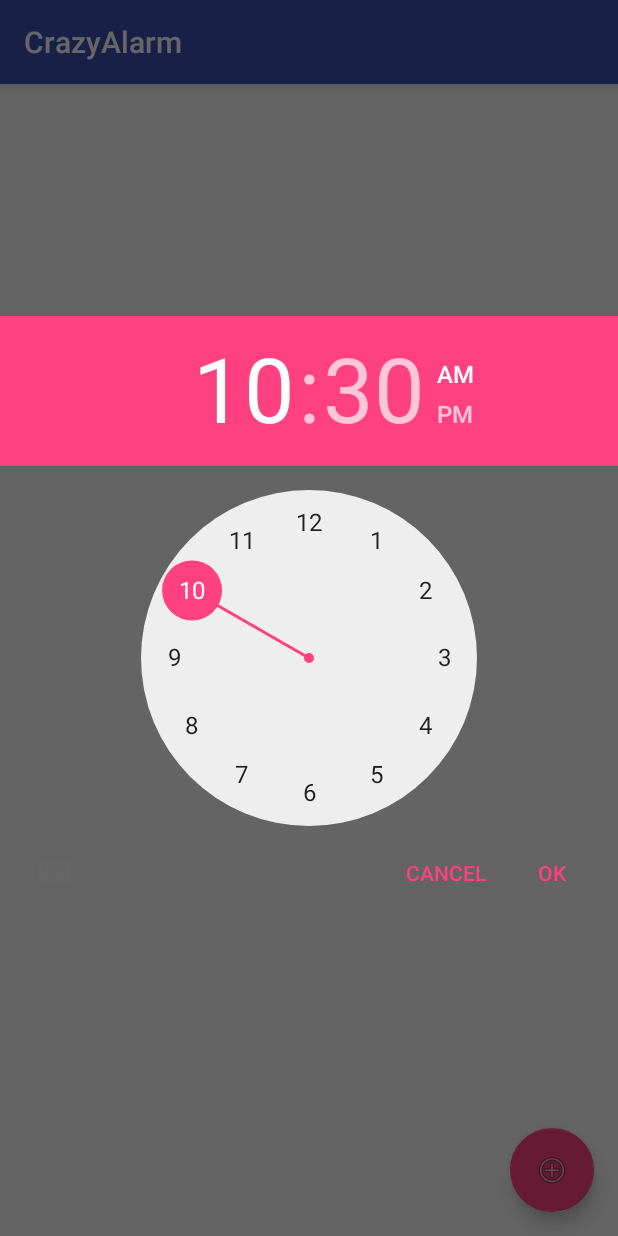
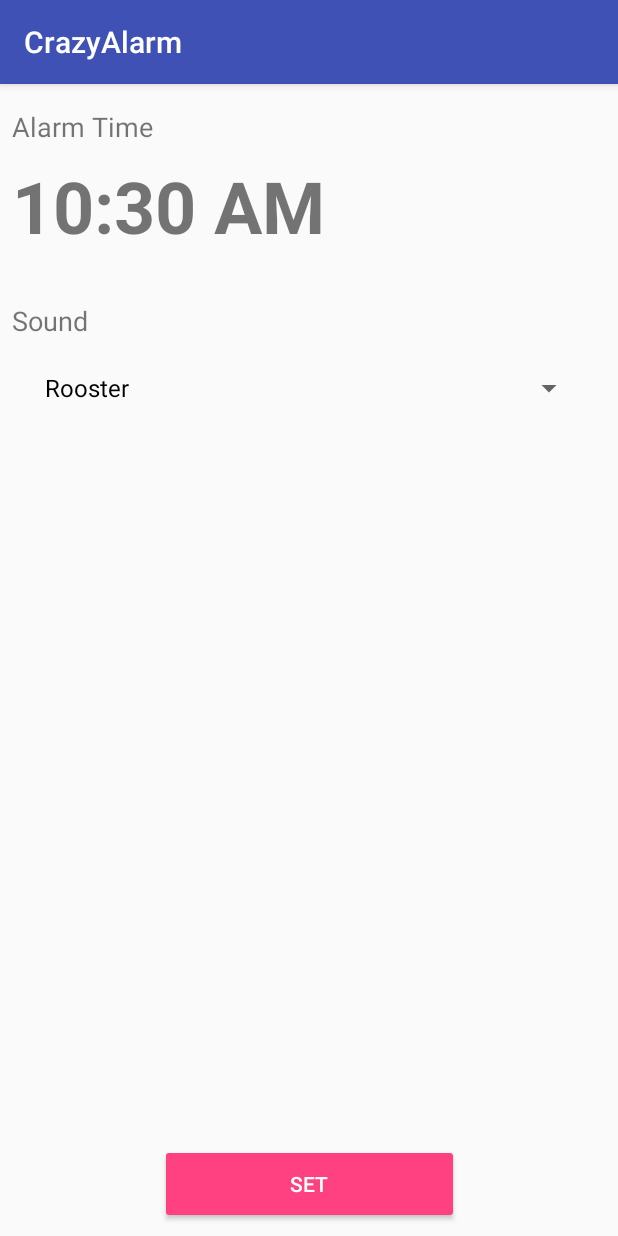
Before and after one commit to n256Coding/CrazyAlarm, an Android app: the screen it shows after launch (MainActivity before the commit, AlarmEditorActivity after it), after a tap on an icon or button, on a phone screen of 412 x 824 dp. Run offline under Robolectric (Android 15) with nearby library versions, the phone set to English and light mode, and no system bars.

Commit message:
Bug fixes and feature improvements

```diff
--- a/app/build.gradle
+++ b/app/build.gradle
@@ -23,9 +23,9 @@ dependencies {
     implementation 'com.android.support:appcompat-v7:26.1.0'
     implementation 'com.android.support.constraint:constraint-layout:1.0.2'
     implementation 'com.android.support:support-v4:26.1.0'
+    implementation 'com.android.support:recyclerview-v7:26.1.0'
+    implementation 'com.android.support:design:26.1.0'
     testImplementation 'junit:junit:4.12'
     androidTestImplementation 'com.android.support.test:runner:1.0.1'
     androidTestImplementation 'com.android.support.test.espresso:espresso-core:3.0.1'
-    implementation 'com.android.support:recyclerview-v7:26.1.0'
-    implementation 'com.android.support:design:26.1.0'
 }
--- /dev/null
+++ b/app/src/main/java/com/n256coding/crazyalarm/AlarmEditorActivity.java
@@ -0,0 +1,99 @@
+package com.n256coding.crazyalarm;
+
+import android.app.TimePickerDialog;
+import android.support.v7.app.AppCompatActivity;
+import android.os.Bundle;
+import android.view.View;
+import android.widget.AdapterView;
+import android.widget.ArrayAdapter;
+import android.widget.Button;
+import android.widget.Spinner;
+import android.widget.SpinnerAdapter;
+import android.widget.TextView;
+import android.widget.TimePicker;
+import android.widget.Toast;
+
+import com.n256coding.crazyalarm.callbacks.AlarmListChangeListener;
+import com.n256coding.crazyalarm.helper.DateEx;
+import com.n256coding.crazyalarm.model.Alarm;
+
+import java.util.ArrayList;
+import java.util.Date;
+import java.util.List;
+
+public class AlarmEditorActivity extends AppCompatActivity implements
+        View.OnClickListener, AdapterView.OnItemSelectedListener{
+    TextView txtAlarmTime;
+    Spinner spinnerSounds;
+    Button btnAddAlarm;
+    private Alarm alarm;
+    private final List<String> spinnerItems = new ArrayList<>(2);
+    private int oldAlarmId = -1;
+
+    @Override
+    protected void onCreate(Bundle savedInstanceState) {
+        super.onCreate(savedInstanceState);
+        setContentView(R.layout.activity_alarm_editor);
+
+        txtAlarmTime = findViewById(R.id.txtAlarmTime);
+        spinnerSounds = findViewById(R.id.spinnerAlarmSounds);
+        btnAddAlarm = findViewById(R.id.btnAddAlarm);
+
+        txtAlarmTime.setOnClickListener(this);
+        spinnerItems.add("Rooster");
+        spinnerItems.add("Siren");
+
+        SpinnerAdapter spinnerAdapter = new ArrayAdapter<String>(AlarmEditorActivity.this, android.R.layout.simple_spinner_dropdown_item, spinnerItems);
+        spinnerSounds.setAdapter(spinnerAdapter);
+        spinnerSounds.setOnItemSelectedListener(this);
+
+        if(getIntent().hasExtra("oldAlarmId")){
+            oldAlarmId = getIntent().getIntExtra("oldAlarmId", -1);
+            alarm = Alarm.getAlarmById(getApplicationContext(), oldAlarmId);
+            spinnerSounds.setSelection(alarm.getAlarmId());
+            txtAlarmTime.setText(DateEx.getTimeString(alarm.getAlarmTime()));
+        }else{
+            alarm = new Alarm();
+            alarm.setAlarmStatus(Alarm.ENABLED);
+            txtAlarmTime.setText(DateEx.getTimeString(new Date()));
+        }
+    }
+
+    @Override
+    public void onClick(View view) {
+        TimePickerDialog timePickerDialog = new TimePickerDialog(AlarmEditorActivity.this,
+                new TimePickerDialog.OnTimeSetListener() {
+                    @Override
+                    public void onTimeSet(TimePicker timePicker, int i, int i1) {
+                        txtAlarmTime.setText(DateEx.getTimeString(DateEx.getAlarmDateOf(i, i1)));
+                        alarm.setAlarmTime(DateEx.getAlarmDateOf(i, i1));
+                    }
+                }, DateEx.getCurrentHourOfDay(),
+                DateEx.getCurrentMinute(),
+                false);
+        timePickerDialog.show();
+    }
+
+    @Override
+    public void onItemSelected(AdapterView<?> adapterView, View view, int i, long l) {
+        alarm.setAlarmSound(spinnerItems.get(i));
+    }
+
+    @Override
+    public void onNothingSelected(AdapterView<?> adapterView) {
+
+    }
+
+    public void commitAlarm(View view){
+        if(this.alarm.getAlarmId() == -1){
+            if(Alarm.addAlarm(getApplicationContext(), this.alarm)) {
+                Toast.makeText(AlarmEditorActivity.this, "Alarm placed", Toast.LENGTH_LONG).show();
+            }
+        }
+        else{
+            if(Alarm.changeAlarm(getApplicationContext(), this.alarm, this.oldAlarmId)){
+                Toast.makeText(AlarmEditorActivity.this, "Alarm updated", Toast.LENGTH_LONG).show();
+            }
+        }
+    }
+}
--- a/app/src/main/java/com/n256coding/crazyalarm/MainActivity.java
+++ b/app/src/main/java/com/n256coding/crazyalarm/MainActivity.java
@@ -1,6 +1,7 @@
 package com.n256coding.crazyalarm;
 
 import android.app.TimePickerDialog;
+import android.content.Intent;
 import android.graphics.Color;
 import android.graphics.drawable.ColorDrawable;
 import android.media.MediaPlayer;
@@ -19,6 +20,7 @@ import android.widget.TimePicker;
 import android.widget.Toast;
 
 import com.n256coding.crazyalarm.adapters.CustomAdapter;
+import com.n256coding.crazyalarm.callbacks.AlarmListChangeListener;
 import com.n256coding.crazyalarm.helper.AlarmActivator;
 import com.n256coding.crazyalarm.helper.DateEx;
 import com.n256coding.crazyalarm.model.Alarm;
@@ -28,10 +30,11 @@ import java.util.ArrayList;
 import java.util.Calendar;
 import java.util.List;
 
-public class MainActivity extends AppCompatActivity {
+public class MainActivity extends AppCompatActivity implements AlarmListChangeListener{
     RecyclerView lvAlarmList;
     FloatingActionButton fabAddAlarm;
     private static final String TAG = "MainActivity";
+    private CustomAdapter customAdapter;
 
     @Override
     protected void onCreate(Bundle savedInstanceState) {
@@ -41,7 +44,6 @@ public class MainActivity extends AppCompatActivity {
         lvAlarmList = findViewById(R.id.lv_alarmList);
         fabAddAlarm = findViewById(R.id.fab_addAlarm);
 
-
         List<Alarm> alarmList = new ArrayList<>();
         try {
             alarmList = Alarm.getAllAlarms(getApplicationContext());
@@ -49,36 +51,48 @@ public class MainActivity extends AppCompatActivity {
             Log.e(TAG, "Error while date parsing", e);
         }
 
-        final CustomAdapter customAdapter = new CustomAdapter(alarmList);
+        customAdapter = new CustomAdapter(alarmList);
         lvAlarmList.setAdapter(customAdapter);
         lvAlarmList.setLayoutManager(new LinearLayoutManager(MainActivity.this.getApplicationContext()));
 
         fabAddAlarm.setOnClickListener(new View.OnClickListener() {
             @Override
             public void onClick(View view) {
-                TimePickerDialog timePickerDialog = new TimePickerDialog(MainActivity.this,
-                        new TimePickerDialog.OnTimeSetListener() {
-                            @Override
-                            public void onTimeSet(TimePicker timePicker, int i, int i1) {
-                                Alarm alarm = new Alarm(DateEx.getAlarmDateOf(i, i1), "", "");
-                                if(Alarm.addAlarm(getApplicationContext(), alarm)){
-                                    try {
-                                        customAdapter.setAlarmList(Alarm.getAllAlarms(timePicker.getContext()));
-                                    } catch (ParseException e) {
-                                        Log.i(TAG, "Error while date parsing", e);
-                                    }
-                                    customAdapter.notifyDataSetChanged();
-                                    customAdapter.notifyItemInserted(customAdapter.getItemCount());
-                                    Toast.makeText(MainActivity.this, "Alarm placed", Toast.LENGTH_LONG).show();
-                                }
-                            }
-                        },
-                        DateEx.getCurrentHourOfDay(),
-                        DateEx.getCurrentMinute(),
-                        false);
-                timePickerDialog.getWindow().setBackgroundDrawable(new ColorDrawable(Color.TRANSPARENT));
-                timePickerDialog.show();
+                Intent intent = new Intent(MainActivity.this, AlarmEditorActivity.class);
+                startActivity(intent);
+//                TimePickerDialog timePickerDialog = new TimePickerDialog(MainActivity.this,
+//                        new TimePickerDialog.OnTimeSetListener() {
+//                            @Override
+//                            public void onTimeSet(TimePicker timePicker, int i, int i1) {
+//                                Alarm alarm = new Alarm(DateEx.getAlarmDateOf(i, i1), "", "");
+//                                if(Alarm.addAlarm(getApplicationContext(), alarm)){
+//                                    alarmListInserted(alarm, customAdapter.getItemCount());
+//                                    Toast.makeText(MainActivity.this, "Alarm placed", Toast.LENGTH_LONG).show();
+//                                }
+//                            }
+//                        },
+//                        DateEx.getCurrentHourOfDay(),
+//                        DateEx.getCurrentMinute(),
+//                        false);
+//                timePickerDialog.show();
             }
         });
     }
+
+    @Override
+    public void alarmListInserted(Alarm alarm) {
+        customAdapter.addItemToList(alarm);
+        customAdapter.notifyDataSetChanged();
+    }
+
+    @Override
+    protected void onResume() {
+        super.onResume();
+        try {
+            customAdapter.setAlarmList(Alarm.getAllAlarms(getApplicationContext()));
+            customAdapter.notifyDataSetChanged();
+        } catch (ParseException e) {
+            Log.e(TAG, "Error while parsing time", e);
+        }
+    }
 }
--- /dev/null
+++ b/app/src/main/java/com/n256coding/crazyalarm/callbacks/AlarmListChangeListener.java
@@ -0,0 +1,8 @@
+package com.n256coding.crazyalarm.callbacks;
+
+
+import com.n256coding.crazyalarm.model.Alarm;
+
+public interface AlarmListChangeListener {
+    void alarmListInserted(Alarm alarm);
+}
--- a/app/src/main/java/com/n256coding/crazyalarm/helper/DateEx.java
+++ b/app/src/main/java/com/n256coding/crazyalarm/helper/DateEx.java
@@ -12,7 +12,7 @@ import java.util.Date;
 public class DateEx extends Date {
     private static SimpleDateFormat dateFormat = new SimpleDateFormat("yyyy-MM-dd");
     private static DateFormat dateTimeFormat = new SimpleDateFormat("yyyy-MM-dd HH:mm:ss");
-    private static DateFormat timeFormat = new SimpleDateFormat("HH:mm");
+    private static DateFormat timeFormat = new SimpleDateFormat("hh:mm a");
 
     public DateEx(){
         super();
@@ -143,11 +143,12 @@ public class DateEx extends Date {
         calendar.set(Calendar.HOUR_OF_DAY, hourOfDay);
         calendar.set(Calendar.MINUTE, minute);
         calendar.set(Calendar.SECOND, 0);
-        if(calendar.before(new Date())){
+        if(calendar.getTimeInMillis() < new Date().getTime()){
             calendar.add(Calendar.DAY_OF_MONTH, 1);
         }
         return calendar.getTime();
     }
+
 
     /**
      * @param date String date Ex. 2017-9-3
--- /dev/null
+++ b/app/src/main/res/layout/activity_alarm_editor.xml
@@ -0,0 +1,68 @@
+<?xml version="1.0" encoding="utf-8"?>
+<android.support.constraint.ConstraintLayout xmlns:android="http://schemas.android.com/apk/res/android"
+    xmlns:app="http://schemas.android.com/apk/res-auto"
+    xmlns:tools="http://schemas.android.com/tools"
+    android:layout_width="match_parent"
+    android:layout_height="match_parent"
+    tools:context="com.n256coding.crazyalarm.AlarmEditorActivity">
+
+    <TextView
+        android:id="@+id/textView2"
+        android:layout_width="wrap_content"
+        android:layout_height="wrap_content"
+        android:layout_marginStart="8dp"
+        android:layout_marginTop="16dp"
+        android:text="Alarm Time"
+        android:textSize="18sp"
+        app:layout_constraintStart_toStartOf="parent"
+        app:layout_constraintTop_toTopOf="parent" />
+
+    <TextView
+        android:id="@+id/txtAlarmTime"
+        android:layout_width="wrap_content"
+        android:layout_height="wrap_content"
+        android:layout_marginStart="8dp"
+        android:layout_marginTop="8dp"
+        android:text="12:25 PM"
+        android:textSize="48sp"
+        android:textStyle="bold"
+        app:layout_constraintStart_toStartOf="parent"
+        app:layout_constraintTop_toBottomOf="@+id/textView2" />
+
+    <TextView
+        android:id="@+id/textView4"
+        android:layout_width="wrap_content"
+        android:layout_height="wrap_content"
+        android:layout_marginStart="8dp"
+        android:layout_marginTop="32dp"
+        android:text="Sound"
+        android:textSize="18sp"
+        app:layout_constraintStart_toStartOf="parent"
+        app:layout_constraintTop_toBottomOf="@+id/txtAlarmTime" />
+
+    <Spinner
+        android:id="@+id/spinnerAlarmSounds"
+        android:layout_width="368dp"
+        android:layout_height="50dp"
+        android:layout_marginEnd="8dp"
+        android:layout_marginStart="8dp"
+        android:layout_marginTop="8dp"
+        app:layout_constraintEnd_toEndOf="parent"
+        app:layout_constraintStart_toStartOf="parent"
+        app:layout_constraintTop_toBottomOf="@+id/textView4" />
+
+    <Button
+        android:id="@+id/btnAddAlarm"
+        style="@style/Widget.AppCompat.Button.Colored"
+        android:layout_width="199dp"
+        android:layout_height="53dp"
+        android:layout_marginBottom="8dp"
+        android:layout_marginEnd="8dp"
+        android:layout_marginStart="8dp"
+        android:onClick="commitAlarm"
+        android:text="Set"
+        app:layout_constraintBottom_toBottomOf="parent"
+        app:layout_constraintEnd_toEndOf="parent"
+        app:layout_constraintStart_toStartOf="parent" />
+
+</android.support.constraint.ConstraintLayout>
--- a/app/src/main/res/layout/activity_main.xml
+++ b/app/src/main/res/layout/activity_main.xml
@@ -9,14 +9,12 @@
 
     <android.support.v7.widget.RecyclerView
         android:id="@+id/lv_alarmList"
-        android:layout_width="match_parent"
-        android:layout_height="match_parent"
+        android:layout_width="0dp"
+        android:layout_height="0dp"
         app:layout_constraintBottom_toBottomOf="parent"
         app:layout_constraintEnd_toEndOf="parent"
-        app:layout_constraintHorizontal_bias="0.0"
         app:layout_constraintStart_toStartOf="parent"
-        app:layout_constraintTop_toTopOf="parent"
-        app:layout_constraintVertical_bias="1.0" />
+        app:layout_constraintTop_toTopOf="parent" />
 
     <android.support.design.widget.FloatingActionButton
         android:id="@+id/fab_addAlarm"
```
Also changed, not shown: app/src/main/AndroidManifest.xml (+16 -5 lines), app/src/main/java/com/n256coding/crazyalarm/AlarmViewerActivity.java (+9 -1 lines), app/src/main/java/com/n256coding/crazyalarm/adapters/CustomAdapter.java (+15 -7 lines), app/src/main/java/com/n256coding/crazyalarm/database/DBHelper.java (+36 -11 lines), app/src/main/java/com/n256coding/crazyalarm/helper/AlarmActivator.java (+38 -8 lines), app/src/main/java/com/n256coding/crazyalarm/helper/AlarmLoader.java (added, +22 -0 lines), app/src/main/java/com/n256coding/crazyalarm/model/Alarm.java (+60 -20 lines), app/src/main/java/com/n256coding/crazyalarm/recievers/AlarmReceiver.java (+28 -1 lines), app/src/main/java/com/n256coding/crazyalarm/services/AlarmService.java (+16 -5 lines), app/src/main/res/layout/list_item_alarm.xml (+19 -26 lines), 1 other file.
